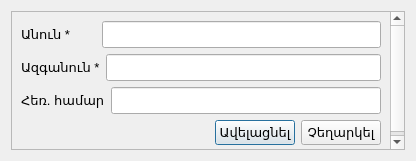
Qt form src/addcustomer.ui (ADCompany/AD-Farm) before a commit.
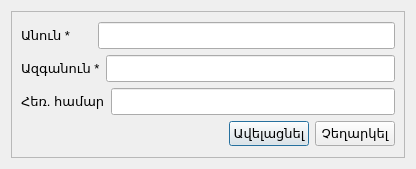
The same form after that commit. Icons and pictures are not drawn.

```diff
--- a/src/addcustomer.ui
+++ b/src/addcustomer.ui
@@ -7,7 +7,7 @@
     <x>0</x>
     <y>0</y>
     <width>416</width>
-    <height>161</height>
+    <height>169</height>
    </rect>
   </property>
   <property name="sizePolicy">
@@ -37,7 +37,7 @@
        <rect>
         <x>0</x>
         <y>0</y>
-        <width>379</width>
+        <width>396</width>
         <height>149</height>
        </rect>
       </property>
@@ -58,7 +58,7 @@
                   </font>
                  </property>
                  <property name="text">
-                  <string>Անուն *       </string>
+                  <string>Անուն *      </string>
                  </property>
                  <property name="wordWrap">
                   <bool>false</bool>
```
